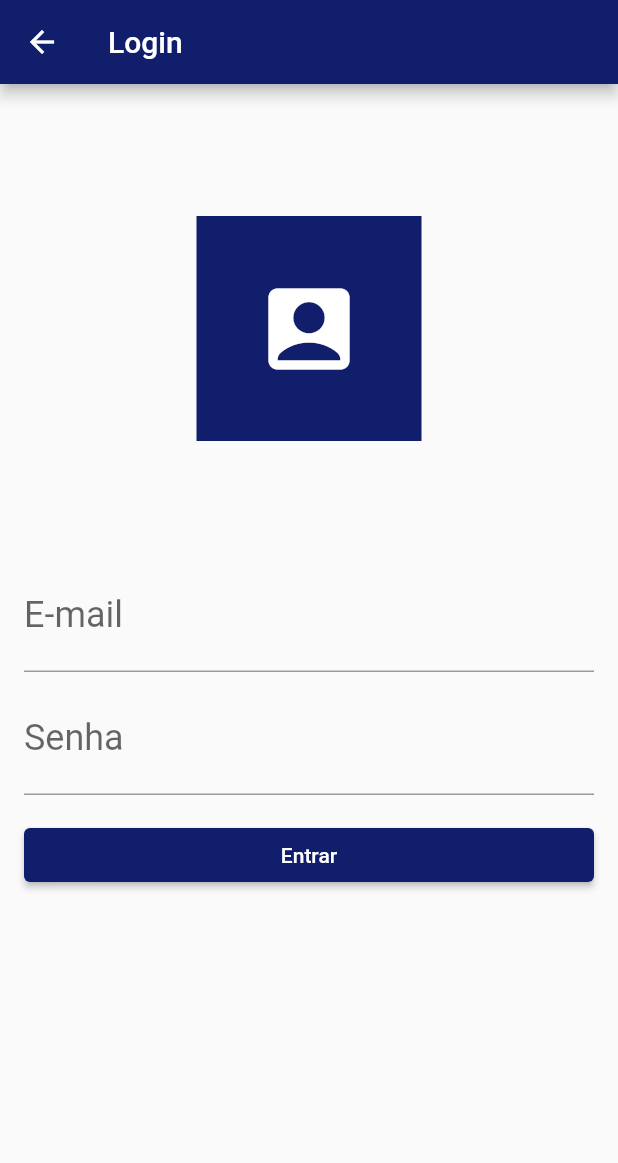
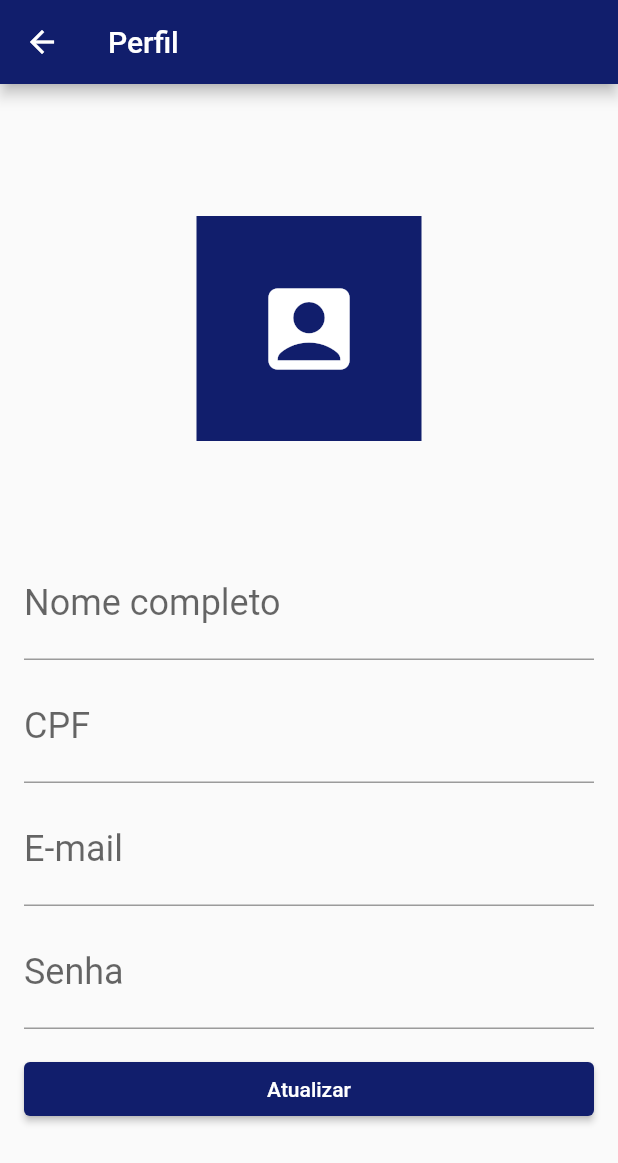
Before and after one commit to gabrielcoronin/rushtowin, a Flutter app: the Settings screen opened directly, after a tap on the "arrow forward ios" icon, on a phone screen of 412 x 824 dp. Shown: the top 1163 px of the screen. Run offline on Flutter 3.47's test engine with Material 2 defaults, Android fonts, the phone set to English and light mode, and no system bars.

Commit message:
feat: add profile

```diff
--- /dev/null
+++ b/lib/components/profile/profile.dart
@@ -0,0 +1,126 @@
+import 'package:flutter/material.dart';
+import 'package:rushtowin/models/user.dart';
+
+class Profile extends StatefulWidget {
+  const Profile({Key? key}) : super(key: key);
+
+  @override
+  _ProfileFormState createState() => _ProfileFormState();
+}
+
+class _ProfileFormState extends State<Profile> {
+  final TextEditingController _fullNameController = TextEditingController();
+  final TextEditingController _cpfController = TextEditingController();
+  final TextEditingController _emailController = TextEditingController();
+  final TextEditingController _passwordController = TextEditingController();
+
+  @override
+  Widget build(BuildContext context) {
+    return Scaffold(
+      appBar: AppBar(
+        title: const Text('Perfil'),
+        backgroundColor: Theme.of(context).primaryColor,
+      ),
+      body: SingleChildScrollView(
+        child: Padding(
+          padding: const EdgeInsets.all(16.0),
+          child: Column(
+            children: <Widget>[
+              Padding(
+                padding: const EdgeInsets.all(72.0),
+                child: Material(
+                  color: Theme.of(context).primaryColor,
+                  child: InkWell(
+                    child: SizedBox(
+                      height: 150,
+                      width: 150,
+                      child: Column(
+                        mainAxisAlignment: MainAxisAlignment.center,
+                        crossAxisAlignment: CrossAxisAlignment.center,
+                        children: const <Widget>[
+                          Icon(
+                            Icons.account_box,
+                            color: Colors.white,
+                            size: 72.0,
+                          ),
+                        ],
+                      ),
+                    ),
+                  ),
+                ),
+              ),
+              TextField(
+                controller: _fullNameController,
+                decoration: const InputDecoration(
+                  labelText: 'Nome completo',
+                ),
+                style: const TextStyle(
+                  fontSize: 24.0,
+                ),
+              ),
+              Padding(
+                padding: const EdgeInsets.only(top: 8.0),
+                child: TextField(
+                  controller: _cpfController,
+                  decoration: const InputDecoration(
+                    labelText: 'CPF',
+                  ),
+                  style: const TextStyle(
+                    fontSize: 24.0,
+                  ),
+                  keyboardType: TextInputType.number,
+                ),
+              ),
+              Padding(
+                padding: const EdgeInsets.only(top: 8.0),
+                child: TextField(
+                  controller: _emailController,
+                  decoration: const InputDecoration(
+                    labelText: 'E-mail',
+                  ),
+                  style: const TextStyle(
+                    fontSize: 24.0,
+                  ),
+                  keyboardType: TextInputType.emailAddress,
+                ),
+              ),
+              Padding(
+                padding: const EdgeInsets.only(top: 8.0),
+                child: TextField(
+                  controller: _passwordController,
+                  decoration: const InputDecoration(
+                    labelText: 'Senha',
+                  ),
+                  style: const TextStyle(
+                    fontSize: 24.0,
+                  ),
+                  keyboardType: TextInputType.number,
+                ),
+              ),
+              Padding(
+                padding: const EdgeInsets.only(top: 16.0),
+                child: SizedBox(
+                  width: double.maxFinite,
+                  child: ElevatedButton(
+                    child: const Text('Atualizar'),
+                    onPressed: () {
+                      final String fullName = _fullNameController.text;
+                      final int? cpf = int.tryParse(_cpfController.text);
+                      final String email = _emailController.text;
+                      final String password = _passwordController.text;
+                      final User newUser = User(fullName, cpf!, email, password);
+                      Navigator.pop(context, newUser);
+                    },
+                    style: ElevatedButton.styleFrom(
+                      primary: Theme.of(context).primaryColor,
+                    ),
+                  ),
+                ),
+              )
+            ],
+          ),
+        ),
+      ),
+    );
+  }
+}
--- a/lib/components/settings/settings.dart
+++ b/lib/components/settings/settings.dart
@@ -1,5 +1,6 @@
 import 'package:flutter/material.dart';
 import 'package:rushtowin/components/first_page/login/login.dart';
+import 'package:rushtowin/components/profile/profile.dart';
 
 class Settings extends StatefulWidget {
   const Settings({Key? key}) : super(key: key);
@@ -69,7 +70,7 @@ class _SettingsFormState extends State<Settings> {
                               onTap: () {
                                 Navigator.of(context).push(
                                   MaterialPageRoute(
-                                    builder: (context) => const Login(),
+                                    builder: (context) => const Profile(),
                                   ),
                                 );
                               },
```
